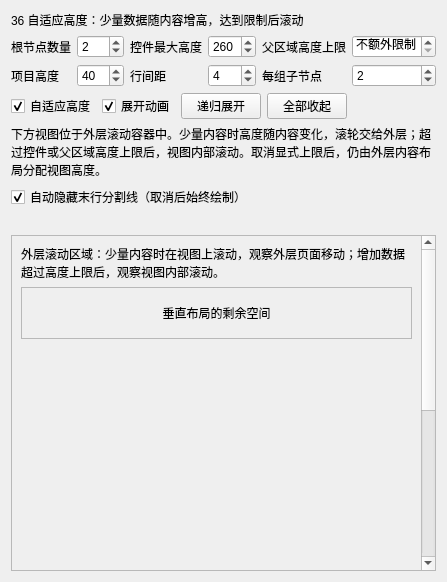
Above: examples/treetable_capabilities/36_auto_height/auto_height.ui from daonvshu/qt-virtual-item-views before the change. Below: the same form after it.
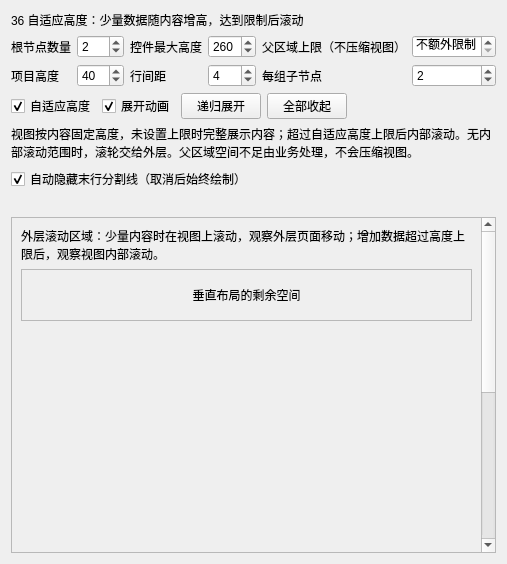
That is the form after the change.

```diff
--- a/examples/treetable_capabilities/36_auto_height/auto_height.ui
+++ b/examples/treetable_capabilities/36_auto_height/auto_height.ui
@@ -9,7 +9,7 @@
     <item row="0" column="1"><widget class="QSpinBox" name="rowCountSpin"><property name="maximum"><number>8</number></property><property name="value"><number>2</number></property></widget></item>
     <item row="0" column="2"><widget class="QLabel" name="maxHeightSpinLabel"><property name="text"><string>控件最大高度</string></property><property name="buddy"><cstring>maxHeightSpin</cstring></property></widget></item>
     <item row="0" column="3"><widget class="QSpinBox" name="maxHeightSpin"><property name="maximum"><number>800</number></property><property name="value"><number>260</number></property><property name="specialValueText"><string>不限</string></property></widget></item>
-    <item row="0" column="4"><widget class="QLabel" name="parentLimitSpinLabel"><property name="text"><string>父区域高度上限</string></property><property name="buddy"><cstring>parentLimitSpin</cstring></property></widget></item>
+    <item row="0" column="4"><widget class="QLabel" name="parentLimitSpinLabel"><property name="text"><string>父区域上限（不压缩视图）</string></property><property name="buddy"><cstring>parentLimitSpin</cstring></property></widget></item>
     <item row="0" column="5"><widget class="QSpinBox" name="parentLimitSpin"><property name="maximum"><number>800</number></property><property name="value"><number>0</number></property><property name="specialValueText"><string>不额外限制</string></property></widget></item>
     <item row="1" column="0"><widget class="QLabel" name="heightSpinLabel"><property name="text"><string>项目高度</string></property><property name="buddy"><cstring>heightSpin</cstring></property></widget></item>
     <item row="1" column="1"><widget class="QSpinBox" name="heightSpin"><property name="minimum"><number>24</number></property><property name="maximum"><number>120</number></property><property name="value"><number>40</number></property></widget></item>
@@ -25,7 +25,7 @@
     <item><widget class="QPushButton" name="collapseButton"><property name="text"><string>全部收起</string></property><property name="focusPolicy"><enum>Qt::NoFocus</enum></property></widget></item>
     <item><spacer name="toggleSpacer"><property name="orientation"><enum>Qt::Horizontal</enum></property><property name="sizeHint" stdset="0"><size><width>10</width><height>1</height></size></property></spacer></item>
    </layout></item>
-   <item><widget class="QLabel" name="hintLabel"><property name="wordWrap"><bool>true</bool></property><property name="text"><string>下方视图位于外层滚动容器中。少量内容时高度随内容变化，滚轮交给外层；超过控件或父区域高度上限后，视图内部滚动。取消显式上限后，仍由外层内容布局分配视图高度。</string></property></widget></item>
+   <item><widget class="QLabel" name="hintLabel"><property name="wordWrap"><bool>true</bool></property><property name="text"><string>视图按内容固定高度，未设置上限时完整展示内容；超过自适应高度上限后内部滚动。无内部滚动范围时，滚轮交给外层。父区域空间不足由业务处理，不会压缩视图。</string></property></widget></item>
    <item><widget class="QCheckBox" name="autoHideTrailingLineCheck"><property name="text"><string>自动隐藏末行分割线（取消后始终绘制）</string></property><property name="checked"><bool>true</bool></property></widget></item>
    <item><widget class="QLabel" name="statusLabel"><property name="wordWrap"><bool>true</bool></property><property name="text"><string/></property></widget></item>
    <item><widget class="QScrollArea" name="outerScrollArea">
```
